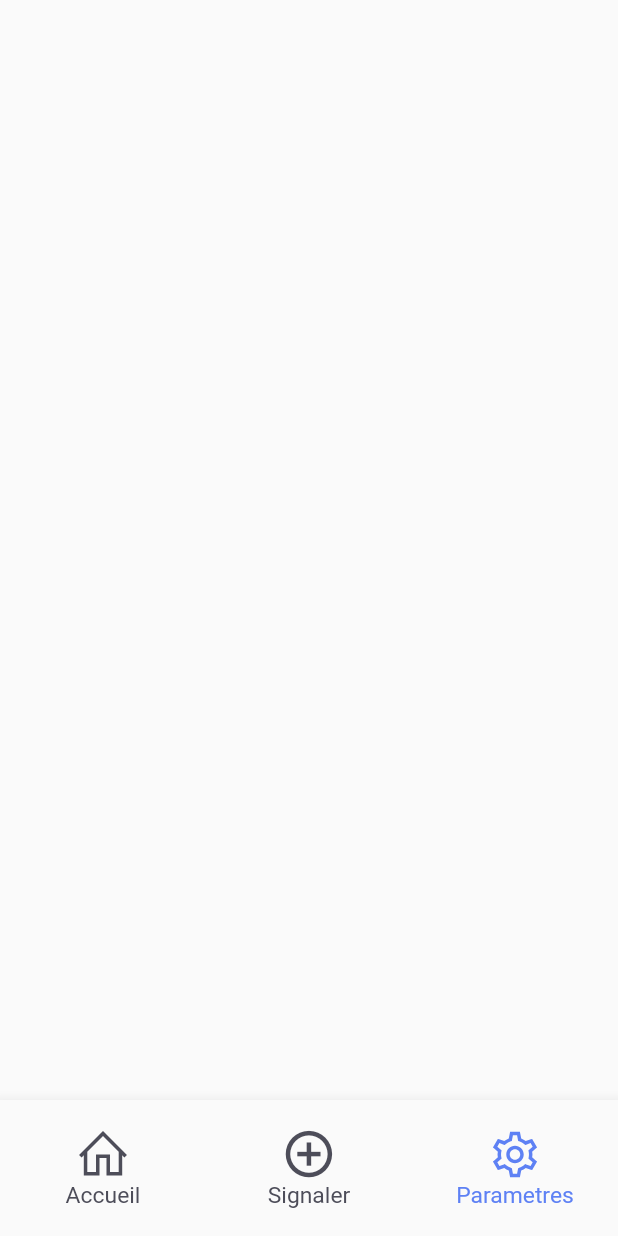
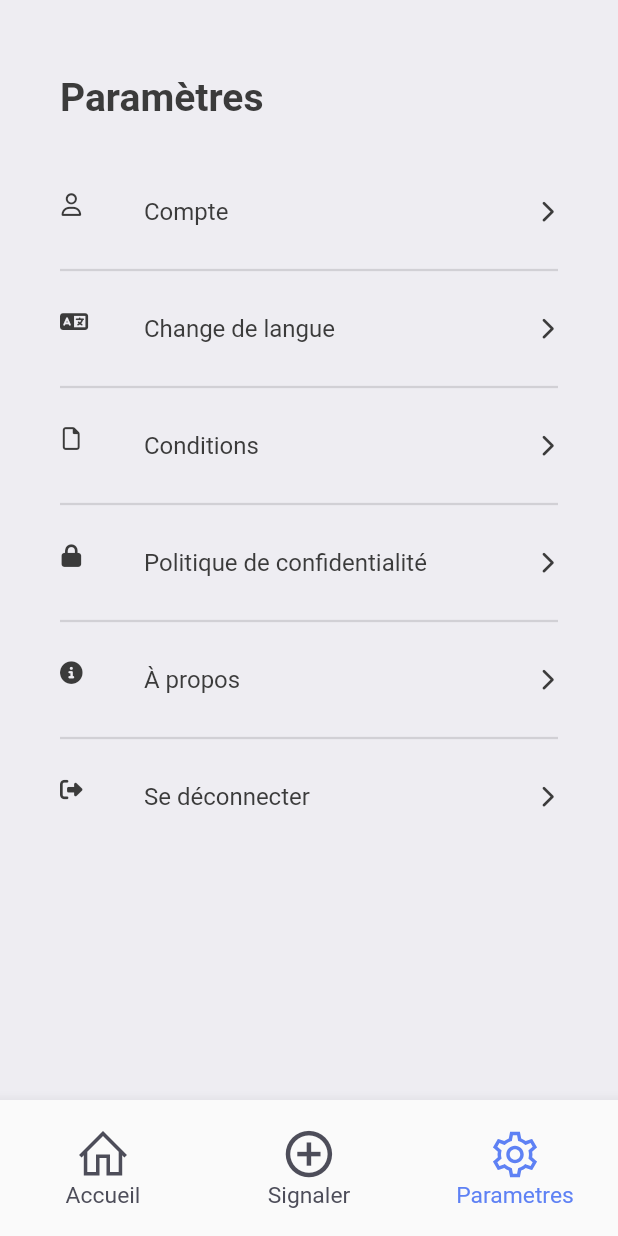
Before and after one commit to mochelbeb/Route-Dz, a Flutter app: the screen it shows after launch, item 3 of the bottom bar chosen, on a phone screen of 412 x 824 dp. Run offline on Flutter 3.47's test engine with Material 2 defaults, Android fonts, the phone set to English and light mode, and no system bars; our stand-ins replace auto_size_text, easy_debounce, font_awesome_flutter, gap, line_icons, responsive_sizer.

Commit message:
I tried with the settings page ,  dert contentpadding jat entre licone w text m3rftch nbdlha

```diff
--- /dev/null
+++ b/lib/utils/app_styles.dart
@@ -0,0 +1,7 @@
+import 'package:flutter/material.dart';
+class Styles {
+  static Color textColor = const Color(0xFF3b3b3b);
+  static Color bgColor = const Color(0xFFeeedf2);
+  static TextStyle textStyle = TextStyle (fontSize: 16 , color : textColor , fontWeight: FontWeight.w500);
+  static TextStyle headlineStyle1 = TextStyle (fontSize: 26 , color : textColor , fontWeight: FontWeight.bold);
+}
--- a/lib/views/settings.dart
+++ b/lib/views/settings.dart
@@ -1,10 +1,66 @@
 import 'package:flutter/material.dart';
+import 'package:tariki/utils/app_styles.dart';
+import 'package:gap/gap.dart';
+import 'package:font_awesome_flutter/font_awesome_flutter.dart';
 
 class SettingsPage extends StatelessWidget {
   const SettingsPage({super.key});
-
   @override
   Widget build(BuildContext context) {
-    return Scaffold() ;
+    return Scaffold(
+        backgroundColor: Styles.bgColor,
+        body:ListView(
+          children: [
+            Container(
+              padding: EdgeInsets.only(left: 40 , top: 50 ,right: 40 ),
+              child: Text("Paramètres" , style: Styles.headlineStyle1,),
+            ),
+            const Gap(30),
+            colorTiles(),
+          ],
+        ),
+    ) ;
   }
 }
+
+Widget divider(){
+  return const Padding(
+    padding:  EdgeInsets.symmetric(horizontal: 40),
+    child: Divider(
+      thickness: 1.5,
+    ),
+    );
+}
+
+Widget colorTiles (){
+  return Column(
+    children: [
+      colorTile(FontAwesomeIcons.user,"Compte"),divider(),
+      colorTile(FontAwesomeIcons.language, "Change de langue"),divider(),
+      colorTile(FontAwesomeIcons.file, "Conditions"),divider(),
+      colorTile(FontAwesomeIcons.lock, "Politique de confidentialité"),divider(),
+      colorTile(FontAwesomeIcons.circleInfo, "À propos"),divider(),
+      colorTile(FontAwesomeIcons.rightFromBracket, "Se déconnecter"),
+    ],
+  );
+}
+
+Widget colorTile (IconData icon , String text){
+  return ListTile(
+    contentPadding: EdgeInsets.symmetric(horizontal: 40 , vertical: 3),
+    leading : Icon(
+      icon ,
+      color: Styles.textColor,
+      size: 15
+      ),
+    title : Text(
+      text ,
+      style: Styles.textStyle.copyWith(color: Styles.textColor),
+    ),
+    trailing: Icon(
+      FontAwesomeIcons.chevronRight,
+      color: Styles.textColor,
+      size: 15
+      ),
+  );
+}
--- a/pubspec.yaml
+++ b/pubspec.yaml
@@ -41,6 +41,7 @@ dependencies:
   font_awesome_flutter: ^10.4.0
   easy_debounce: ^2.0.3
   auto_size_text: ^3.0.0
+  gap: ^2.0.0
 
 dev_dependencies:
   flutter_test:
```
Also changed, not shown: pubspec.lock.
